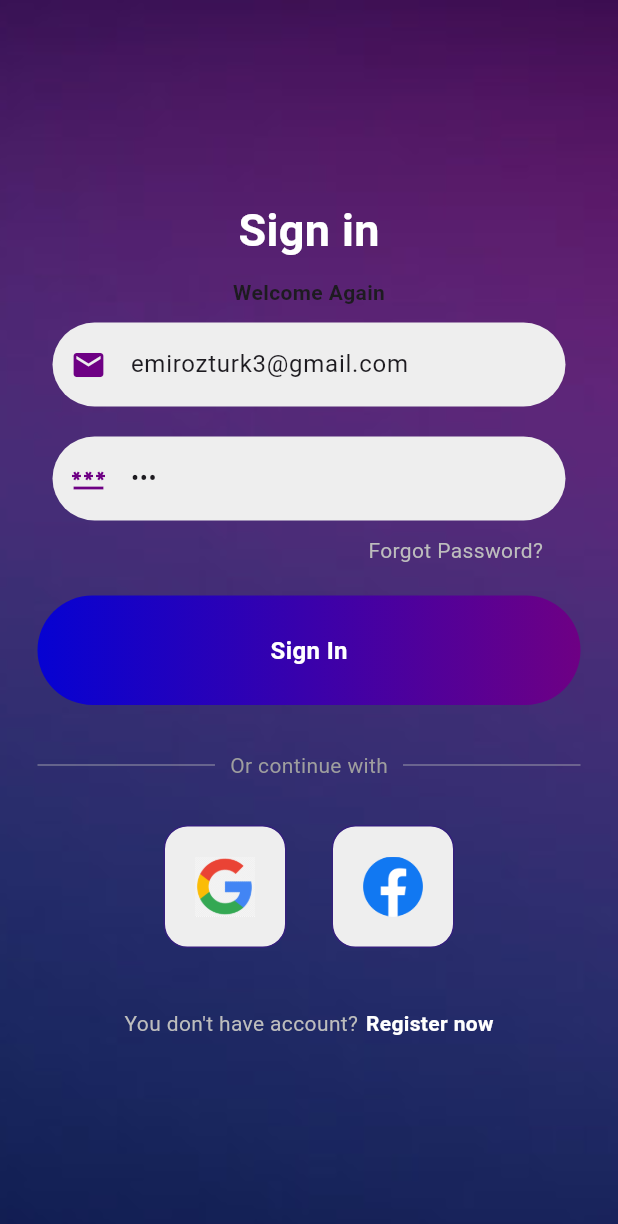
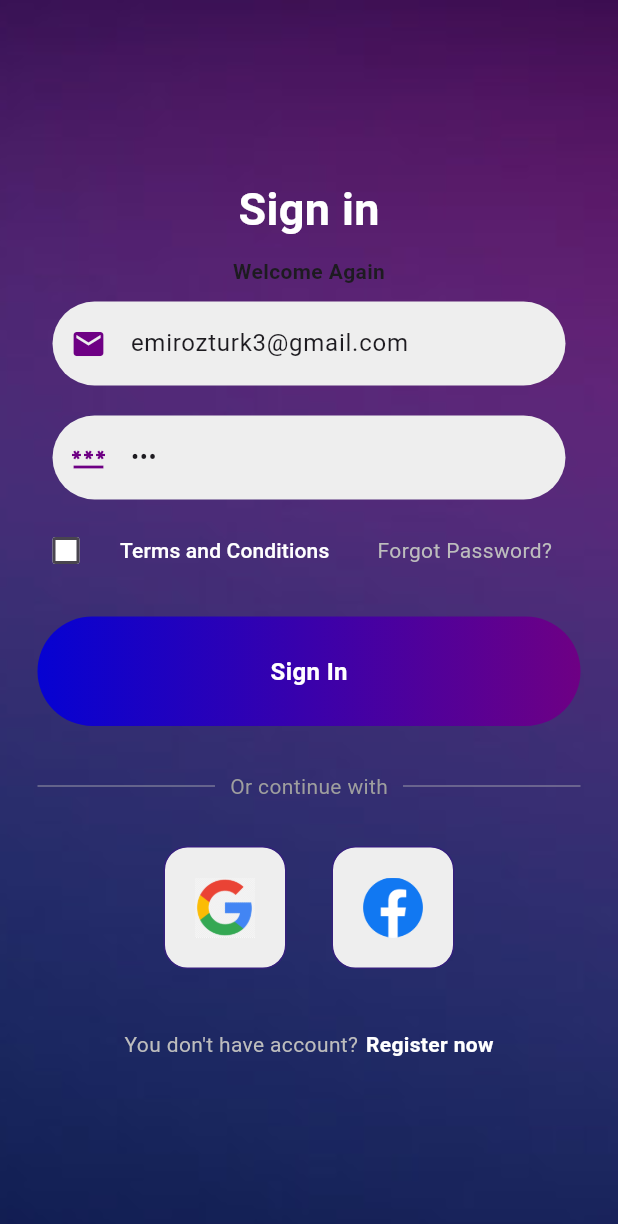
Before and after one commit to Tugay72/araba_sevdasi, a Flutter app: the screen it shows after launch, on a phone screen of 412 x 824 dp. Shown: the top 1224 px of the screen. Run offline on Flutter 3.47's test engine with Material 3 defaults, Android fonts, the phone set to English and light mode, and no system bars; our stand-ins replace toggle_switch.

Commit message:
3/1/2024
Kullanıcı sözleşmesi ve checkbox eklendi

```diff
--- a/lib/pages/auth/signin.dart
+++ b/lib/pages/auth/signin.dart
@@ -1,4 +1,5 @@
 import 'package:araba_sevdasi/anaMenu.dart';
+import 'package:araba_sevdasi/pages/auth/kullanici_sozlesmesi.dart';
 import 'package:flutter/material.dart';
 import 'package:araba_sevdasi/components/buttons.dart';
 import 'package:araba_sevdasi/components/textfieldStructure.dart';
@@ -6,9 +7,17 @@ import 'package:araba_sevdasi/components/square_tile.dart';
 import 'package:araba_sevdasi/pages/auth/signup.dart';
 
 // ignore: must_be_immutable
-class Login extends StatelessWidget {
+
+bool isChecked = false;
+bool durum = false;
+
+class Login extends StatefulWidget {
+  @override
+  State<Login> createState() => LoginState();
   Login({super.key});
+}
 
+class LoginState extends State<Login> {
   // text editing controllers
   final _emailController = TextEditingController(text: "emirozturk3@gmail.com");
   final _passwordController = TextEditingController(text: "123");
@@ -19,11 +28,12 @@ class Login extends StatelessWidget {
   void signUserIn(BuildContext context) {
     // DB ya da kullanici listesinden kontrol edilicek
     if (_emailController.text == "emirozturk3@gmail.com" &&
-        _passwordController.text == "123") {
+        _passwordController.text == "123" &&
+        durum) {
       Navigator.push(
           context, MaterialPageRoute(builder: (context) => const AnaMenu()));
     } else {
-      // Alert message eklenicek
+      // Alert message
       showDialog(
         context: context,
         builder: (context) => AlertDialog(
@@ -125,25 +135,49 @@ class Login extends StatelessWidget {
 
                 // forgot password?
 
-                const Padding(
-                  padding: EdgeInsets.symmetric(
-                    horizontal: 50.0,
-                  ),
-                  child:
-                      Row(mainAxisAlignment: MainAxisAlignment.end, children: [
-                    Text(
-                      'Forgot Password?',
-                      style:
-                          TextStyle(color: Color.fromARGB(255, 189, 189, 189)),
-                    ),
-                  ]),
-                ),
-
-                SizedBox(
-                  height: 20,
+                Padding(
+                  padding: const EdgeInsets.only(left: 20),
+                  child: Row(
+                      mainAxisAlignment: MainAxisAlignment.start,
+                      children: [
+                        SizedBox(
+                          height: 20,
+                          child: Checkbox(
+                              activeColor: Colors.white,
+                              checkColor: Colors.black,
+                              fillColor:
+                                  const MaterialStatePropertyAll(Colors.white),
+                              value: isChecked,
+                              onChanged: (value) {
+                                durum = true;
+                                setState(() => isChecked = value!);
+                              }),
+                        ),
+                        TextButton(
+                          onPressed: () => Navigator.push(
+                              context,
+                              MaterialPageRoute(
+                                  builder: (context) => Sozlesme())),
+                          child: const Text(
+                            "Terms and Conditions",
+                            style: TextStyle(
+                              color: Colors.white,
+                            ),
+                          ),
+                        ),
+                        const Padding(
+                          padding: EdgeInsets.only(left: 20),
+                          child: Text(
+                            'Forgot Password?',
+                            style: TextStyle(
+                                color: Color.fromARGB(255, 189, 189, 189)),
+                          ),
+                        ),
+                      ]),
                 ),
 
                 // sign in button
+                SizedBox(height: 20),
 
                 Buttons(
                   onTap: () => signUserIn(context),
--- a/lib/pages/auth/signup.dart
+++ b/lib/pages/auth/signup.dart
@@ -80,7 +80,7 @@ class SignUp extends StatelessWidget {
                   obscureText: true,
                 ),
 
-                // password textField agaşn
+                // password textField again
 
                 textfieldStructure(
                   controller: _secondPasswordController,
--- a/pubspec.yaml
+++ b/pubspec.yaml
@@ -31,6 +31,7 @@ dependencies:
   flutter:
     sdk: flutter
   toggle_switch: ^2.1.0
+  path_provider: ^2.0.14
 
 
   # The following adds the Cupertino Icons font to your application.
@@ -67,6 +68,7 @@ flutter:
     - assets/images/profile/
     - assets/images/yakit/
     - assets/images/auth/
+    - assets/dosya/dosya.txt
    #  - assets/fonts/
 
   # An image asset can refer to one or more resolution-specific "variants", see
```
Also changed, not shown: assets/dosya/dosya.txt (added, +34 -0 lines), lib/pages/auth/kullanici_sozlesmesi.dart (added, +63 -0 lines), 1 other file.
